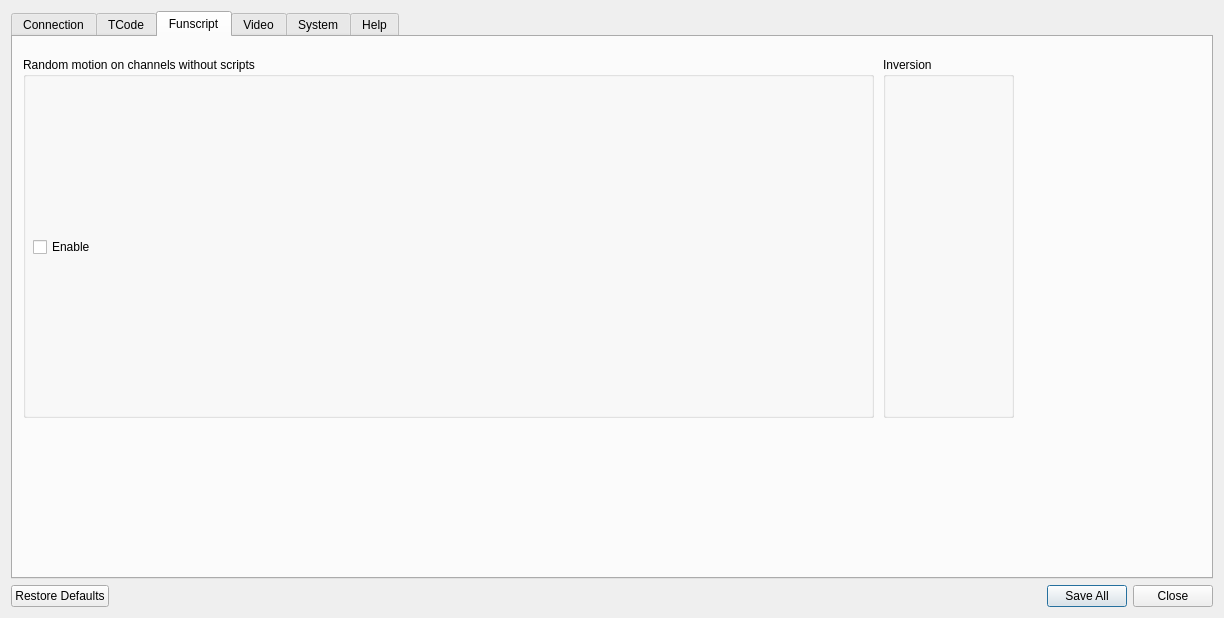
jcfain/XTPlayer, file src/settings.ui: the form before one commit.
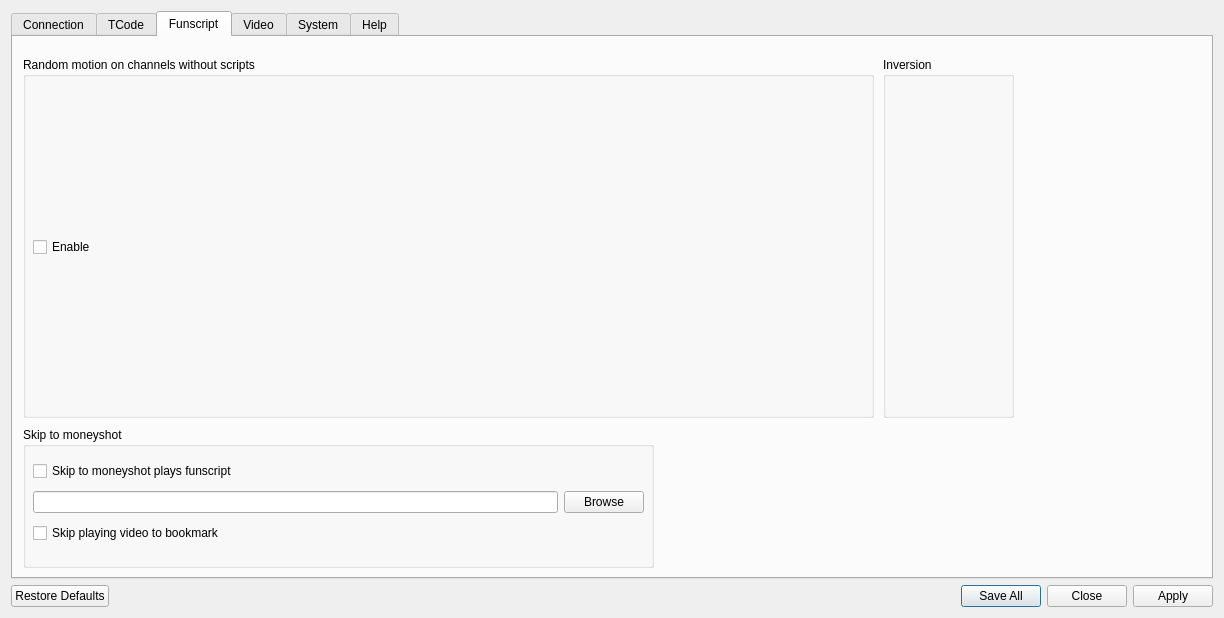
The form after the commit. The open tabs and pages were chosen to show the change. Icons and pictures are not drawn.

Commit message: Adding standalone funscript playing with short cut to play script on demand.

Diff of the .ui file:
```diff
--- a/src/settings.ui
+++ b/src/settings.ui
@@ -24,19 +24,6 @@
    <property name="sizeConstraint">
     <enum>QLayout::SetNoConstraint</enum>
    </property>
-   <item row="6" column="1">
-    <widget class="QDialogButtonBox" name="buttonBox">
-     <property name="orientation">
-      <enum>Qt::Horizontal</enum>
-     </property>
-     <property name="standardButtons">
-      <set>QDialogButtonBox::Close|QDialogButtonBox::RestoreDefaults|QDialogButtonBox::SaveAll</set>
-     </property>
-     <property name="centerButtons">
-      <bool>false</bool>
-     </property>
-    </widget>
-   </item>
    <item row="1" column="1">
     <widget class="QTabWidget" name="settingsTabWidget">
      <property name="currentIndex">
@@ -463,6 +450,64 @@
         <layout class="QGridLayout" name="FunscriptSettingsGrid"/>
        </widget>
       </widget>
+      <widget class="QGroupBox" name="skipToMoneyShotGroupbox">
+       <property name="geometry">
+        <rect>
+         <x>10</x>
+         <y>390</y>
+         <width>631</width>
+         <height>141</height>
+        </rect>
+       </property>
+       <property name="title">
+        <string>Skip to moneyshot</string>
+       </property>
+       <widget class="QWidget" name="formLayoutWidget_2">
+        <property name="geometry">
+         <rect>
+          <x>10</x>
+          <y>30</y>
+          <width>611</width>
+          <height>91</height>
+         </rect>
+        </property>
+        <layout class="QGridLayout" name="skipToMoneyShotGrid">
+         <item row="0" column="0" colspan="2">
+          <widget class="QCheckBox" name="skipToMoneyShotPlaysFunscriptCheckbox">
+           <property name="text">
+            <string>Skip to moneyshot plays funscript</string>
+           </property>
+          </widget>
+         </item>
+         <item row="1" column="1">
+          <widget class="QPushButton" name="browseSkipToMoneyShotFunscriptButton">
+           <property name="maximumSize">
+            <size>
+             <width>100</width>
+             <height>16777215</height>
+            </size>
+           </property>
+           <property name="text">
+            <string>Browse</string>
+           </property>
+          </widget>
+         </item>
+         <item row="1" column="0">
+          <widget class="QLineEdit" name="skipToMoneyShotFunscriptLineEdit"/>
+         </item>
+         <item row="2" column="0">
+          <widget class="QCheckBox" name="skipToMoneyShotSkipsVideo">
+           <property name="toolTip">
+            <string>If checked, skip to money shot will skip the playing video to either the specified bookmark or the last percent.</string>
+           </property>
+           <property name="text">
+            <string>Skip playing video to bookmark</string>
+           </property>
+          </widget>
+         </item>
+        </layout>
+       </widget>
+      </widget>
      </widget>
      <widget class="QWidget" name="videoTab">
       <attribute name="title">
@@ -958,6 +1003,19 @@
      </widget>
     </widget>
    </item>
+   <item row="6" column="1">
+    <widget class="QDialogButtonBox" name="buttonBox">
+     <property name="orientation">
+      <enum>Qt::Horizontal</enum>
+     </property>
+     <property name="standardButtons">
+      <set>QDialogButtonBox::Apply|QDialogButtonBox::Close|QDialogButtonBox::RestoreDefaults|QDialogButtonBox::SaveAll</set>
+     </property>
+     <property name="centerButtons">
+      <bool>false</bool>
+     </property>
+    </widget>
+   </item>
   </layout>
  </widget>
  <resources>
```
Left out of the diff: 22 changed lines with no effect on the pictures. The commit also changes 8 other files.
